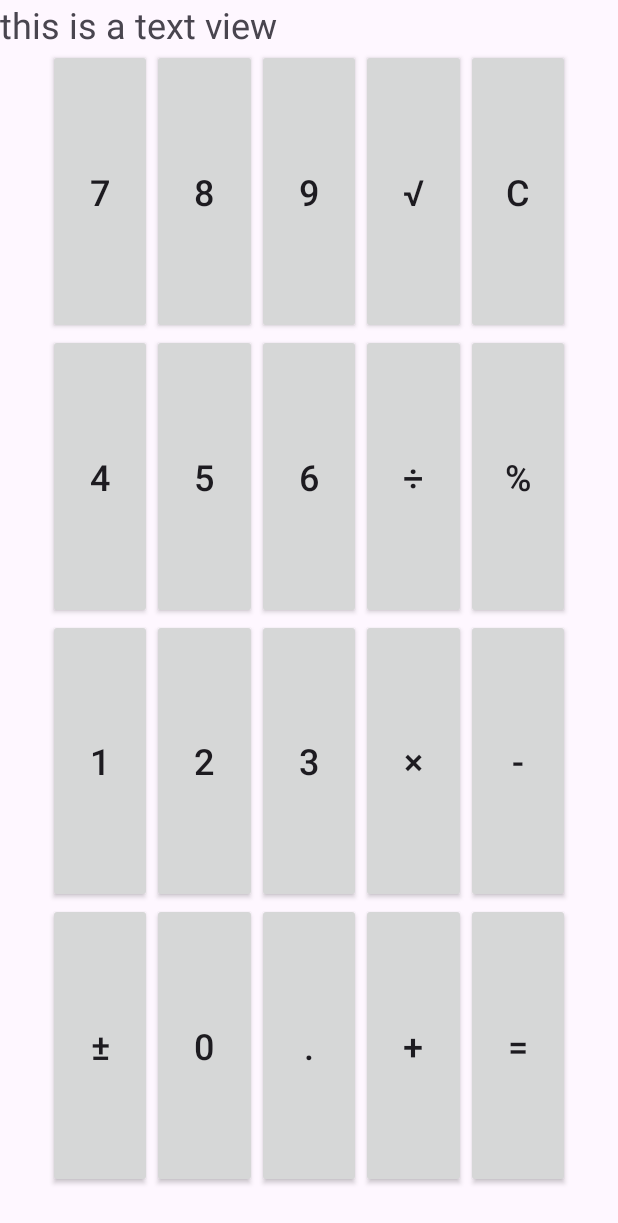
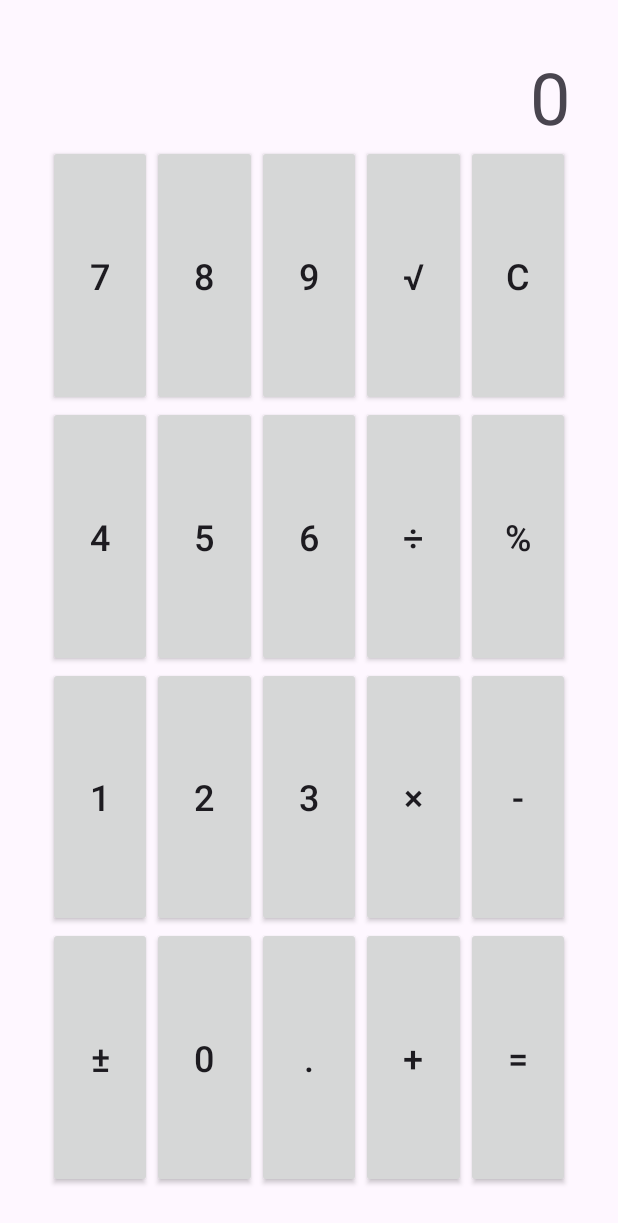
Before and after one commit to Landon-Barrett/lab3-calculator, an Android app: the screen it shows after launch (MainActivity), on a phone screen of 412 x 824 dp. Shown: the top 1223 px of the screen. Run offline under Robolectric (Android 15) with nearby library versions, the phone set to English and light mode, and no system bars.

Commit message:
Final Commit PartB Branch.

```diff
--- a/app/src/main/java/edu/jsu/mcis/cs408/calculator/MainActivity.java
+++ b/app/src/main/java/edu/jsu/mcis/cs408/calculator/MainActivity.java
@@ -5,8 +5,10 @@ import androidx.constraintlayout.widget.ConstraintLayout;
 import androidx.constraintlayout.widget.ConstraintSet;
 import androidx.constraintlayout.widget.Guideline;
 
+import android.graphics.Color;
 import android.os.Bundle;
 import android.util.Log;
+import android.view.Gravity;
 import android.view.View;
 import android.view.ViewGroup;
 import android.widget.Button;
@@ -16,13 +18,14 @@ import android.widget.Toolbar;
 import edu.jsu.mcis.cs408.calculator.databinding.ActivityMainBinding;
 
 public class MainActivity extends AppCompatActivity {
-
     private ActivityMainBinding binding;
-    private String TAG = "ACTIVITY_MAIN";
     private static final int KEYS_HEIGHT = 4;
     private static final int KEYS_WIDTH = 5;
+    private String[][] btnText;
+    private String[][] btnTags;
     @Override
     protected void onCreate(Bundle savedInstanceState) {
+
         super.onCreate(savedInstanceState);
         binding = ActivityMainBinding.inflate(getLayoutInflater());
         View view = binding.getRoot();
@@ -33,14 +36,11 @@ public class MainActivity extends AppCompatActivity {
     private void initLayout() {
 
         ConstraintLayout layout = binding.layout;
+        ConstraintSet set = new ConstraintSet();
+        set.clone(layout);
 
         int[][] horizontals = new int[KEYS_HEIGHT][KEYS_WIDTH];
         int[][] verticals = new int[KEYS_WIDTH][KEYS_HEIGHT];
-
-        int[] btnIds = new int[KEYS_HEIGHT];
-
-        ConstraintSet set = new ConstraintSet();
-        set.clone(layout);
 
         Guideline north = binding.guideNorth;
         Guideline south = binding.guideSouth;
@@ -48,23 +48,20 @@ public class MainActivity extends AppCompatActivity {
         Guideline west = binding.guideWest;
 
         int id = View.generateViewId();
-        TextView tv = new TextView(this);
-        tv.setId(id);
-        tv.setText("this is a text view ");
-        tv.setTextSize(24);
-        layout.addView(tv);
+        TextView output = new TextView(this);
+        output.setId(id);
+        output.setTag(getResources().getString(R.string.placeHolderNumTag));
+        output.setText(getResources().getString(R.string.placeHolderNum));
+        output.setTextSize(48);
+        output.setGravity(Gravity.RIGHT);
 
-        //set.connect(tv.getId(), ConstraintSet.LEFT, west.getId(), ConstraintSet.LEFT, 0);
-        //set.connect(tv.getId(), ConstraintSet.RIGHT, east.getId(), ConstraintSet.RIGHT, 0);
-        //set.connect(tv.getId(), ConstraintSet.TOP, north.getId(), ConstraintSet.TOP, 0);
-        //set.connect(tv.getId(), ConstraintSet.BOTTOM, ConstraintSet.PARENT_ID, ConstraintSet.BOTTOM, 0);
+        layout.addView(output);
+        ViewGroup.LayoutParams params = output.getLayoutParams();
 
-
-        String[][] btnText = getButtonText();
+        btnText = getButtonText();
+        btnTags = getButtonTags();
 
         for(int i = 0; i < KEYS_WIDTH; i++) {
-
-            btnIds = new int[KEYS_HEIGHT];
 
             for (int j = 0; j < KEYS_HEIGHT; j++) {
 
@@ -73,19 +70,19 @@ public class MainActivity extends AppCompatActivity {
 
                 btn.setId(id);
                 btn.setText(btnText[i][j]);
+                btn.setTag(btnTags[i][j]);
                 btn.setTextSize(24);
                 layout.addView(btn);
-                btnIds[j] = id;
+
                 horizontals[j][i] = id;
+                verticals[i][j] = id;
             }
 
-            verticals[i] = btnIds;
         }
-
 
         for(int i = 0; i < KEYS_WIDTH; i++) {
 
-            set.createVerticalChain(tv.getId(), ConstraintSet.BOTTOM, south.getId(),
+            set.createVerticalChain(output.getId(), ConstraintSet.BOTTOM, south.getId(),
                     ConstraintSet.BOTTOM, verticals[i], null, ConstraintSet.CHAIN_PACKED);
         }
 
@@ -95,7 +92,14 @@ public class MainActivity extends AppCompatActivity {
                     ConstraintSet.RIGHT, horizontals[i], null, ConstraintSet.CHAIN_PACKED);
         }
 
+        set.connect(output.getId(), ConstraintSet.LEFT, west.getId(), ConstraintSet.LEFT, 0);
+        set.connect(output.getId(), ConstraintSet.RIGHT, east.getId(), ConstraintSet.RIGHT, 0);
+        set.connect(output.getId(), ConstraintSet.TOP, north.getId(), ConstraintSet.TOP, 0);
+        set.connect(output.getId(), ConstraintSet.BOTTOM, (horizontals[0][2]), ConstraintSet.TOP, 0);
         set.applyTo(layout);
+
+        params.height = ViewGroup.LayoutParams.WRAP_CONTENT;
+        output.setLayoutParams(params);
     }
 
     public String[][] getButtonText() {
@@ -109,4 +113,17 @@ public class MainActivity extends AppCompatActivity {
 
         return btnText;
     }
+
+    public String[][] getButtonTags() {
+
+        String[] column1 = getResources().getStringArray(R.array.buttonsColumn1Tags);
+        String[] column2 = getResources().getStringArray(R.array.buttonsColumn2Tags);
+        String[] column3 = getResources().getStringArray(R.array.buttonsColumn3Tags);
+        String[] column4 = getResources().getStringArray(R.array.buttonsColumn4Tags);
+        String[] column5 = getResources().getStringArray(R.array.buttonsColumn5Tags);
+        String[][] btnTags = {column1, column2, column3, column4, column5};
+
+        return btnTags;
+    }
+
 }
--- a/app/src/main/res/values/strings.xml
+++ b/app/src/main/res/values/strings.xml
@@ -1,6 +1,7 @@
 <resources>
     <string name="app_name">Calculator</string>
-    <string name="place_holder_num">0</string>
+    <string name="placeHolderNum">0</string>
+    <string name="placeHolderNumTag">placeHolderNum</string>
 
     <string-array name="buttonsColumn1">
         <item name="btn7">7</item>
@@ -36,4 +37,40 @@
         <item name="btnSubtract">-</item>
         <item name="btnEquals">=</item>
     </string-array>
+
+
+    <string-array name="buttonsColumn1Tags">
+        <item name="btn7Tag">btn7</item>
+        <item name="btn4Tag">btn4</item>
+        <item name="btn1Tag">btn1</item>
+        <item name="btnSignTag">btnSign</item>
+    </string-array>
+
+    <string-array name="buttonsColumn2Tags">
+        <item name="btn8Tag">btn8</item>
+        <item name="btn5Tag">btn5</item>
+        <item name="btn2Tag">btn2</item>
+        <item name="btn0Tag">btn0</item>
+    </string-array>
+
+    <string-array name="buttonsColumn3Tags">
+        <item name="btnTag">btn9</item>
+        <item name="btn6Tag">btn6</item>
+        <item name="btn3Tag">btn3</item>
+        <item name="btnDecimalTag">btnDecimal</item>
+    </string-array>
+
+    <string-array name="buttonsColumn4Tags">
+        <item name="btnSquareTag">btnSquare</item>
+        <item name="btnDivideTag">btnDivide</item>
+        <item name="btnMultiplyTag">btnMultiply</item>
+        <item name="btnAddTag">btnAdd</item>
+    </string-array>
+
+    <string-array name="buttonsColumn5Tags">
+        <item name="btnClearTag">btnClear</item>
+        <item name="btnPercentTag">btnPercent</item>
+        <item name="btnSubtractTag">btnSubtract</item>
+        <item name="btnEqualsTag">btnEquals</item>
+    </string-array>
 </resources>
```
